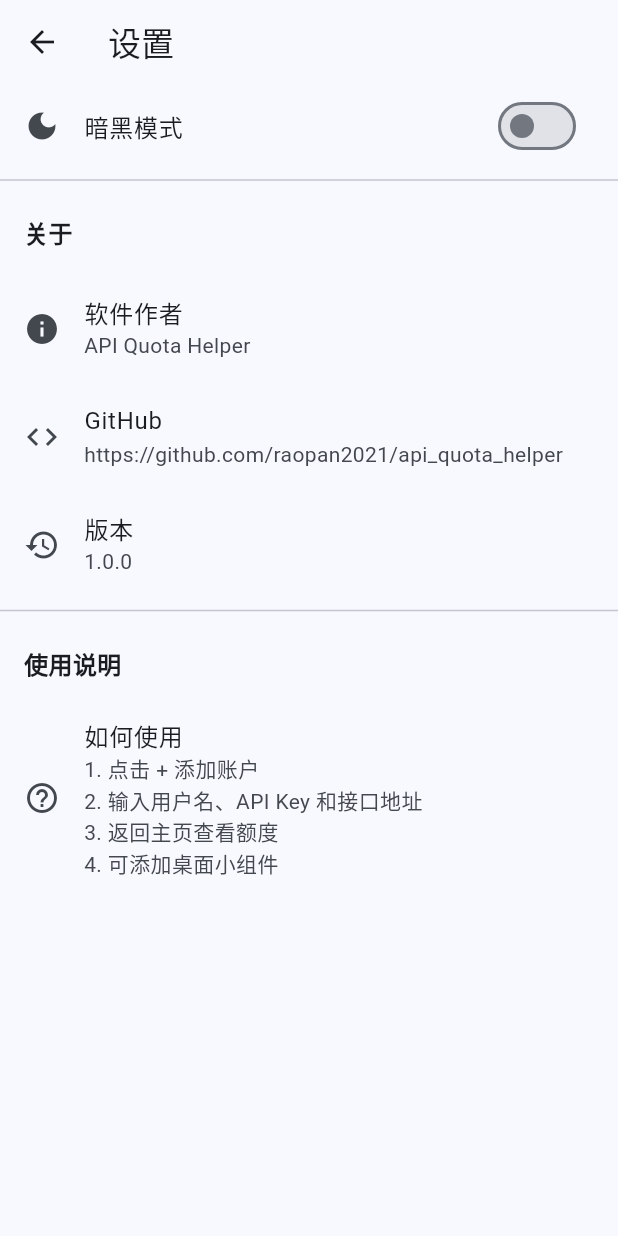
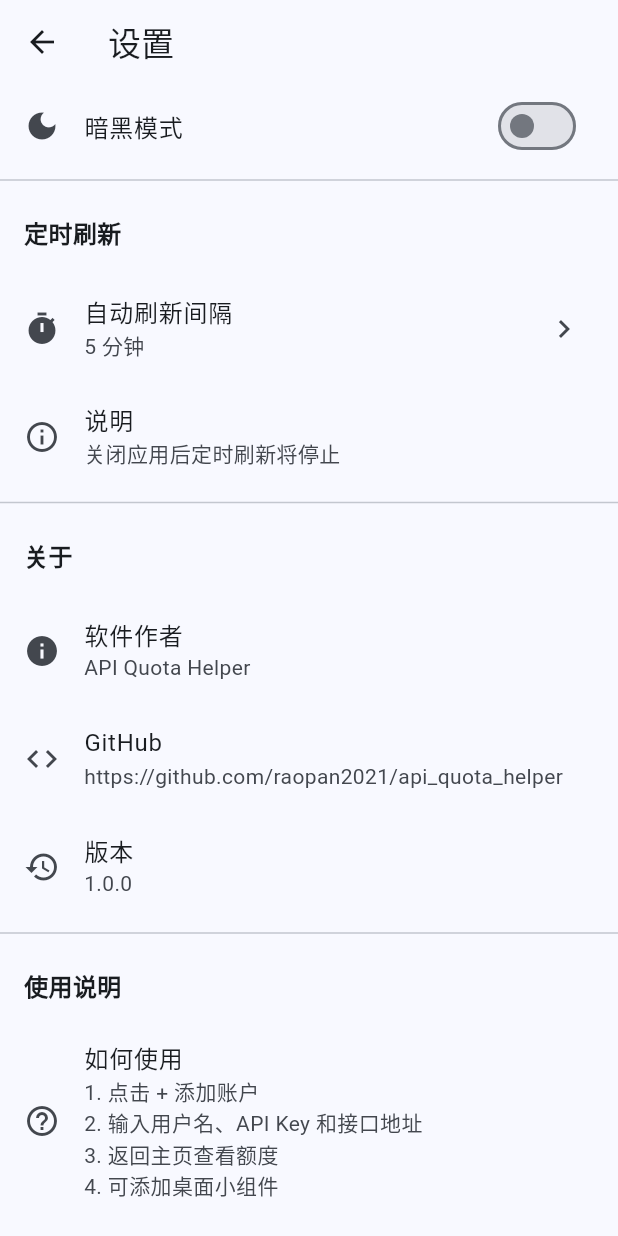
Before and after one commit to raopan2021/api_quota_helper, a Flutter app: the screen it shows after launch, after a tap on the "settings" icon, on a phone screen of 412 x 824 dp. Run offline on Flutter 3.47's test engine with Material 3 defaults, Android fonts, the phone set to English and light mode, and no system bars; our stand-ins replace dio, shared_preferences; missing offline and left inert: home_widget.

Commit message:
feat: add dark mode toggle, timed refresh, and pre-commit version auto-increment
- Add ThemeProvider for dynamic theme switching
- Add timed refresh feature (configurable 1-60 min, default 5 min)
- Add pre-commit hook to auto-increment version
- Improve API error handling with detailed messages
- Add error card display in UI

```diff
--- a/lib/main.dart
+++ b/lib/main.dart
@@ -2,25 +2,39 @@ import 'package:flutter/material.dart';
 import 'package:provider/provider.dart';
 import 'package:shared_preferences/shared_preferences.dart';
 import 'providers/account_provider.dart';
+import 'providers/theme_provider.dart';
 import 'pages/home_page.dart';
 
 void main() async {
   WidgetsFlutterBinding.ensureInitialized();
 
-  // 加载主题设置
+  // 加载设置
   final prefs = await SharedPreferences.getInstance();
   final isDarkMode = prefs.getBool('darkMode') ?? false;
+  final refreshInterval = prefs.getInt('refreshInterval') ?? 5; // 默认5分钟
 
-  runApp(QuotaApp(isDarkMode: isDarkMode));
+  runApp(QuotaApp(
+    isDarkMode: isDarkMode,
+    refreshInterval: refreshInterval,
+  ));
 }
 
 class QuotaApp extends StatelessWidget {
   final bool isDarkMode;
+  final int refreshInterval;
 
-  const QuotaApp({super.key, required this.isDarkMode});
+  const QuotaApp({
+    super.key,
+    required this.isDarkMode,
+    required this.refreshInterval,
+  });
 
   @override
   Widget build(BuildContext context) {
+    return ChangeNotifierProvider(
+      create: (_) => ThemeProvider(isDarkMode: isDarkMode, refreshInterval: refreshInterval),
+      child: Consumer<ThemeProvider>(
+        builder: (context, themeProvider, _) {
           return ChangeNotifierProvider(
             create: (_) => AccountProvider(),
             child: MaterialApp(
@@ -41,8 +55,11 @@ class QuotaApp extends StatelessWidget {
                 useMaterial3: true,
               ),
               // 根据设置切换主题
-        themeMode: isDarkMode ? ThemeMode.dark : ThemeMode.light,
+              themeMode: themeProvider.isDarkMode ? ThemeMode.dark : ThemeMode.light,
               home: const HomePage(),
+            ),
+          );
+        },
       ),
     );
   }
--- a/lib/pages/home_page.dart
+++ b/lib/pages/home_page.dart
@@ -1,6 +1,8 @@
+import 'dart:async';
 import 'package:flutter/material.dart';
 import 'package:provider/provider.dart';
 import '../providers/account_provider.dart';
+import '../providers/theme_provider.dart';
 import '../services/widget_service.dart';
 import 'add_account_page.dart';
 import 'settings_page.dart';
@@ -14,6 +16,7 @@ class HomePage extends StatefulWidget {
 
 class _HomePageState extends State<HomePage> {
   final WidgetService _widgetService = WidgetService();
+  Timer? _refreshTimer;
 
   @override
   void initState() {
@@ -21,12 +24,54 @@ class _HomePageState extends State<HomePage> {
     // 启动时刷新额度
     WidgetsBinding.instance.addPostFrameCallback((_) {
       context.read<AccountProvider>().refreshQuota();
+      _startTimerRefresh();
     });
   }
 
   @override
+  void dispose() {
+    _refreshTimer?.cancel();
+    super.dispose();
+  }
+
+  void _startTimerRefresh() {
+    _refreshTimer?.cancel();
+    final themeProvider = context.read<ThemeProvider>();
+    final interval = themeProvider.refreshInterval;
+
+    if (interval > 0) {
+      _refreshTimer = Timer.periodic(
+        Duration(minutes: interval),
+        (_) => _doRefresh(),
+      );
+    }
+  }
+
+  void _doRefresh() {
+    if (mounted) {
+      final provider = context.read<AccountProvider>();
+      provider.refreshQuota();
+
+      final account = provider.selectedAccount;
+      if (account != null) {
+        _widgetService.updateWidget(account);
+      }
+    }
+  }
+
+  @override
   Widget build(BuildContext context) {
-    final isDark = Theme.of(context).brightness == Brightness.dark;
+    // 监听主题变化，重新启动定时器
+    final themeProvider = context.watch<ThemeProvider>();
+
+    // 当刷新间隔变化时，重新启动定时器
+    if (_refreshTimer != null) {
+      final currentInterval = _refreshTimer?.repeat ?
+        (themeProvider.refreshInterval > 0) : 0;
+      if (currentInterval == null || currentInterval == 0) {
+        _startTimerRefresh();
+      }
+    }
 
     return Scaffold(
       appBar: AppBar(
@@ -34,16 +79,20 @@ class _HomePageState extends State<HomePage> {
         actions: [
           IconButton(
             icon: const Icon(Icons.settings),
-            onPressed: () => Navigator.push(
-              context,
-              MaterialPageRoute(builder: (_) => const SettingsPage()),
-            ),
+            onPressed: () {
+              _refreshTimer?.cancel(); // 暂停定时器
+              Navigator.push(
+                context,
+                MaterialPageRoute(builder: (_) => const SettingsPage()),
+              ).then((_) {
+                // 返回后重新启动定时器
+                _startTimerRefresh();
+              });
+            },
           ),
           IconButton(
             icon: const Icon(Icons.refresh),
-            onPressed: () {
-              context.read<AccountProvider>().refreshAll();
-            },
+            onPressed: _doRefresh,
           ),
         ],
       ),
@@ -106,6 +155,11 @@ class _HomePageState extends State<HomePage> {
           // 详细信息
           if (info != null && !info.containsKey('error')) ...[
             _buildDetailCard(info),
+          ],
+
+          // 错误信息
+          if (info != null && info.containsKey('error')) ...[
+            _buildErrorCard(info['error']),
           ],
 
           const SizedBox(height: 16),
@@ -204,7 +258,7 @@ class _HomePageState extends State<HomePage> {
 
             if (isLoading)
               const CircularProgressIndicator()
-            else if (info != null)
+            else if (info != null && !info.containsKey('error'))
               Column(
                 children: [
                   Text(
@@ -217,6 +271,44 @@ class _HomePageState extends State<HomePage> {
                   ),
                 ],
               ),
+          ],
+        ),
+      ),
+    );
+  }
+
+  Widget _buildErrorCard(String error) {
+    return Card(
+      color: Colors.red.shade50,
+      child: Padding(
+        padding: const EdgeInsets.all(16),
+        child: Column(
+          crossAxisAlignment: CrossAxisAlignment.start,
+          children: [
+            Row(
+              children: [
+                Icon(Icons.error_outline, color: Colors.red[700]),
+                const SizedBox(width: 8),
+                Text(
+                  '查询失败',
+                  style: TextStyle(
+                    fontSize: 16,
+                    fontWeight: FontWeight.bold,
+                    color: Colors.red[700],
+                  ),
+                ),
+              ],
+            ),
+            const SizedBox(height: 8),
+            Text(
+              error,
+              style: TextStyle(color: Colors.red[700]),
+            ),
+            const SizedBox(height: 8),
+            Text(
+              '请检查 API Key 和接口地址是否正确',
+              style: TextStyle(fontSize: 12, color: Colors.grey[600]),
+            ),
           ],
         ),
       ),
--- a/lib/pages/settings_page.dart
+++ b/lib/pages/settings_page.dart
@@ -1,5 +1,6 @@
 import 'package:flutter/material.dart';
-import 'package:shared_preferences/shared_preferences.dart';
+import 'package:provider/provider.dart';
+import '../providers/theme_provider.dart';
 
 class SettingsPage extends StatefulWidget {
   const SettingsPage({super.key});
@@ -9,7 +10,7 @@ class SettingsPage extends StatefulWidget {
 }
 
 class _SettingsPageState extends State<SettingsPage> {
-  bool _isDarkMode = false;
+  int _refreshInterval = 5;
 
   @override
   void initState() {
@@ -18,22 +19,16 @@ class _SettingsPageState extends State<SettingsPage> {
   }
 
   Future<void> _loadSettings() async {
-    final prefs = await SharedPreferences.getInstance();
+    final provider = context.read<ThemeProvider>();
     setState(() {
-      _isDarkMode = prefs.getBool('darkMode') ?? false;
-    });
-  }
-
-  Future<void> _toggleDarkMode(bool value) async {
-    final prefs = await SharedPreferences.getInstance();
-    await prefs.setBool('darkMode', value);
-    setState(() {
-      _isDarkMode = value;
+      _refreshInterval = provider.refreshInterval;
     });
   }
 
   @override
   Widget build(BuildContext context) {
+    final themeProvider = context.watch<ThemeProvider>();
+
     return Scaffold(
       appBar: AppBar(
         title: const Text('设置'),
@@ -45,9 +40,28 @@ class _SettingsPageState extends State<SettingsPage> {
             leading: const Icon(Icons.dark_mode),
             title: const Text('暗黑模式'),
             trailing: Switch(
-              value: _isDarkMode,
-              onChanged: _toggleDarkMode,
+              value: themeProvider.isDarkMode,
+              onChanged: (value) => themeProvider.setDarkMode(value),
             ),
+          ),
+          const Divider(),
+
+          // 定时刷新设置
+          const Padding(
+            padding: EdgeInsets.all(16),
+            child: Text('定时刷新', style: TextStyle(fontSize: 16, fontWeight: FontWeight.bold)),
+          ),
+          ListTile(
+            leading: const Icon(Icons.timer),
+            title: const Text('自动刷新间隔'),
+            subtitle: Text('${_refreshInterval} 分钟'),
+            trailing: const Icon(Icons.chevron_right),
+            onTap: () => _showRefreshIntervalDialog(),
+          ),
+          ListTile(
+            leading: const Icon(Icons.info_outline),
+            title: const Text('说明'),
+            subtitle: const Text('关闭应用后定时刷新将停止'),
           ),
           const Divider(),
 
@@ -56,23 +70,20 @@ class _SettingsPageState extends State<SettingsPage> {
             padding: EdgeInsets.all(16),
             child: Text('关于', style: TextStyle(fontSize: 16, fontWeight: FontWeight.bold)),
           ),
-          ListTile(
-            leading: const Icon(Icons.info),
-            title: const Text('软件作者'),
-            subtitle: const Text('API Quota Helper'),
+          const ListTile(
+            leading: Icon(Icons.info),
+            title: Text('软件作者'),
+            subtitle: Text('API Quota Helper'),
           ),
-          ListTile(
-            leading: const Icon(Icons.code),
-            title: const Text('GitHub'),
-            subtitle: const Text('https://github.com/raopan2021/api_quota_helper'),
-            onTap: () {
-              // 可以添加打开链接功能
-            },
+          const ListTile(
+            leading: Icon(Icons.code),
+            title: Text('GitHub'),
+            subtitle: Text('https://github.com/raopan2021/api_quota_helper'),
           ),
-          ListTile(
-            leading: const Icon(Icons.history),
-            title: const Text('版本'),
-            subtitle: const Text('1.0.0'),
+          const ListTile(
+            leading: Icon(Icons.history),
+            title: Text('版本'),
+            subtitle: Text('1.0.0'),
           ),
           const Divider(),
 
@@ -90,4 +101,32 @@ class _SettingsPageState extends State<SettingsPage> {
       ),
     );
   }
+
+  void _showRefreshIntervalDialog() {
+    final intervals = [1, 3, 5, 10, 15, 30, 60];
+
+    showDialog(
+      context: context,
+      builder: (context) => AlertDialog(
+        title: const Text('选择刷新间隔'),
+        content: Column(
+          mainAxisSize: MainAxisSize.min,
+          children: intervals.map((interval) {
+            return RadioListTile<int>(
+              title: Text('$interval 分钟'),
+              value: interval,
+              groupValue: _refreshInterval,
+              onChanged: (value) {
+                if (value != null) {
+                  setState(() => _refreshInterval = value);
+                  context.read<ThemeProvider>().setRefreshInterval(value);
+                  Navigator.pop(context);
+                }
+              },
+            );
+          }).toList(),
+        ),
+      ),
+    );
+  }
 }
--- /dev/null
+++ b/lib/providers/theme_provider.dart
@@ -0,0 +1,30 @@
+import 'package:flutter/material.dart';
+import 'package:shared_preferences/shared_preferences.dart';
+
+class ThemeProvider extends ChangeNotifier {
+  bool _isDarkMode;
+  int _refreshInterval; // 分钟
+
+  ThemeProvider({
+    required bool isDarkMode,
+    required int refreshInterval,
+  })  : _isDarkMode = isDarkMode,
+        _refreshInterval = refreshInterval;
+
+  bool get isDarkMode => _isDarkMode;
+  int get refreshInterval => _refreshInterval;
+
+  Future<void> setDarkMode(bool value) async {
+    _isDarkMode = value;
+    final prefs = await SharedPreferences.getInstance();
+    await prefs.setBool('darkMode', value);
+    notifyListeners();
+  }
+
+  Future<void> setRefreshInterval(int minutes) async {
+    _refreshInterval = minutes;
+    final prefs = await SharedPreferences.getInstance();
+    await prefs.setInt('refreshInterval', minutes);
+    notifyListeners();
+  }
+}
--- a/pubspec.yaml
+++ b/pubspec.yaml
@@ -16,7 +16,7 @@ publish_to: 'none' # Remove this line if you wish to publish to pub.dev
 # https://developer.apple.com/library/archive/documentation/General/Reference/InfoPlistKeyReference/Articles/CoreFoundationKeys.html
 # In Windows, build-name is used as the major, minor, and patch parts
 # of the product and file versions while build-number is used as the build suffix.
-version: 1.0.0+1
+version: 1.0.1
 
 environment:
   sdk: ^3.5.0
```
Also changed, not shown: lib/services/api_service.dart (+35 -1 lines), 1 other file. Lines whose indentation alone changed are shown as unchanged.
